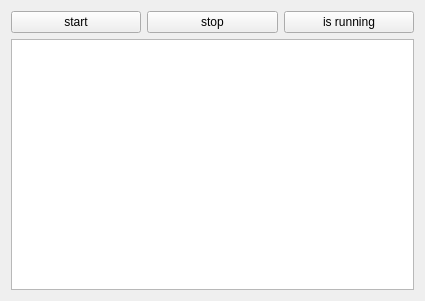
Old version of the form 021QThread/widget.ui in the repository 3001ssw/qt_cpp_study.
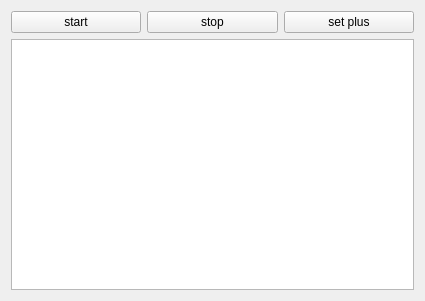
New version of the form.

What changed in the file:
```diff
--- a/021QThread/widget.ui
+++ b/021QThread/widget.ui
@@ -35,7 +35,7 @@
        <item>
         <widget class="QPushButton" name="pbtIsRunnig">
          <property name="text">
-          <string>is running</string>
+          <string>set plus</string>
          </property>
         </widget>
        </item>
```
Left out of the diff: 2 changed lines with no effect on the pictures.
